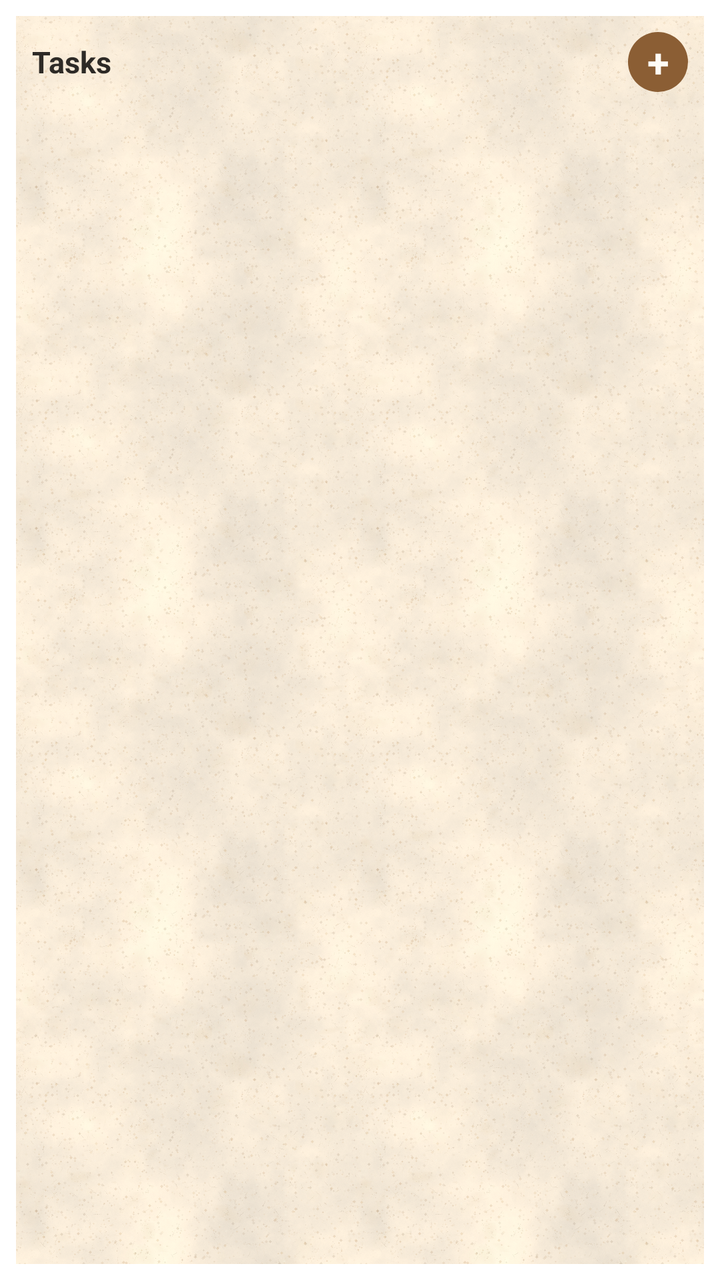
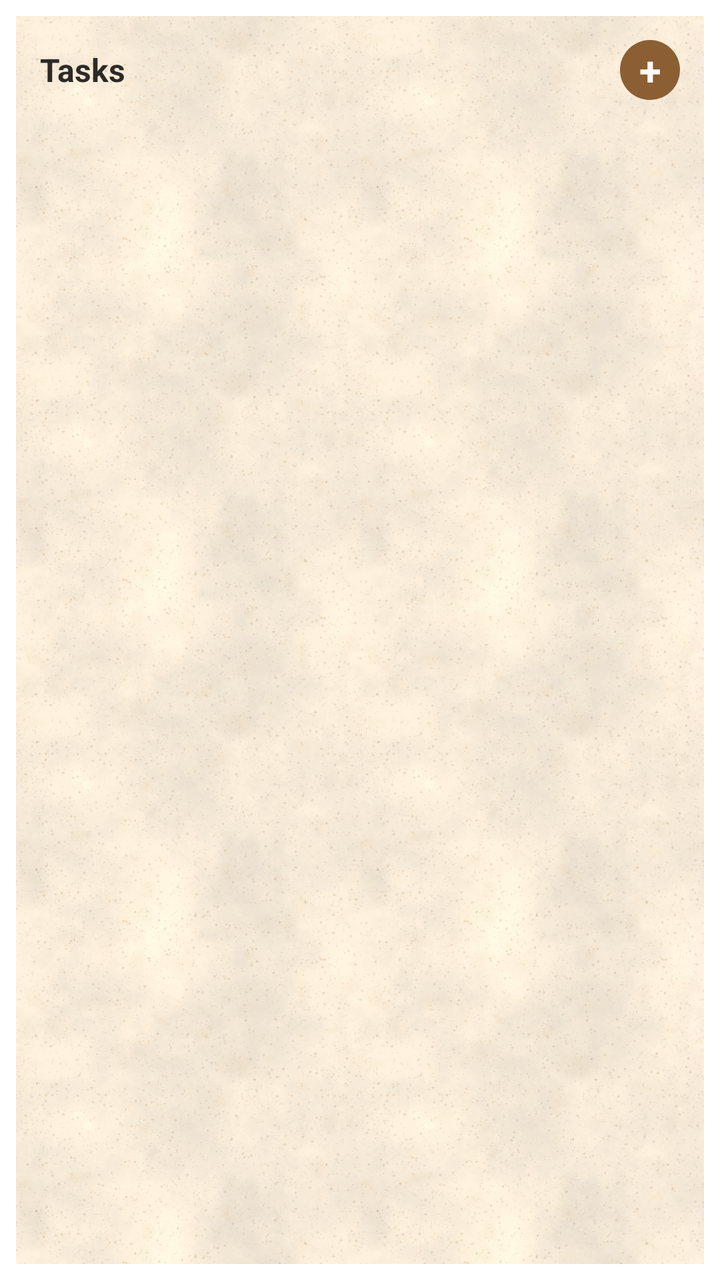

Compare the two renders of this Android layout. The source of the first and the diff that turns it into the second are given below.
<!-- AndroidManifest.xml: fallback theme Theme.MaterialComponents.DayNight.NoActionBar -->
<!-- res/layout/todo_home_widget.xml -->
<?xml version="1.0" encoding="utf-8"?>
<FrameLayout xmlns:android="http://schemas.android.com/apk/res/android"
    android:id="@+id/widgetOuterRoot"
    android:layout_width="match_parent"
    android:layout_height="match_parent">

    <LinearLayout
        android:id="@+id/widgetRoot"
        android:layout_width="match_parent"
        android:layout_height="match_parent"
        android:background="@drawable/todo_home_widget_background"
        android:gravity="top"
        android:orientation="vertical"
        android:padding="@dimen/todo_widget_inner_padding">

        <LinearLayout
            android:id="@+id/widgetHeaderRow"
            android:layout_width="match_parent"
            android:layout_height="wrap_content"
            android:gravity="center_vertical"
            android:orientation="horizontal">

            <TextView
                android:id="@+id/widgetHeaderTitle"
                android:layout_width="0dp"
                android:layout_height="wrap_content"
                android:layout_weight="1"
                android:ellipsize="end"
                android:maxLines="1"
                android:text="@string/todo_home_widget_tasks"
                android:textColor="#2D2A26"
                android:textSize="@dimen/todo_widget_header_text_size"
                android:textStyle="bold" />

            <TextView
                android:id="@+id/widgetAddTaskButton"
                android:layout_width="@dimen/todo_widget_add_button_size"
                android:layout_height="@dimen/todo_widget_add_button_size"
                android:background="@drawable/todo_home_widget_button_background"
                android:contentDescription="@string/todo_home_widget_add_task"
                android:gravity="center"
                android:text="@string/todo_home_widget_add_task_symbol"
                android:textAllCaps="false"
                android:textColor="#FFFCF5"
                android:textSize="@dimen/todo_widget_add_button_text_size"
                android:textStyle="bold" />
        </LinearLayout>

        <ListView
            android:id="@+id/widgetTaskList"
            android:layout_width="match_parent"
            android:layout_height="0dp"
            android:layout_marginTop="@dimen/todo_widget_list_top_margin"
            android:layout_weight="1"
            android:cacheColorHint="@android:color/transparent"
            android:divider="@null"
            android:overScrollMode="never"
            android:scrollbars="none" />

        <TextView
            android:id="@+id/widgetEmptyText"
            android:layout_width="match_parent"
            android:layout_height="0dp"
            android:layout_marginTop="@dimen/todo_widget_list_top_margin"
            android:layout_weight="1"
            android:ellipsize="end"
            android:maxLines="2"
            android:text="@string/todo_home_widget_no_tasks"
            android:textColor="#2D2A26"
            android:textSize="13sp"
            android:visibility="gone" />
    </LinearLayout>
</FrameLayout>
<!-- resources referenced by this layout -->
<resources>
  <dimen name="todo_widget_add_button_size">30dp</dimen>
  <dimen name="todo_widget_add_button_text_size">20sp</dimen>
  <dimen name="todo_widget_header_text_size">15sp</dimen>
  <dimen name="todo_widget_inner_padding">16dp</dimen>
  <dimen name="todo_widget_list_top_margin">10dp</dimen>
  <!-- drawable todo_home_widget_background (drawable) -->
  <?xml version="1.0" encoding="utf-8"?>
  <layer-list xmlns:android="http://schemas.android.com/apk/res/android">
      <item
          android:bottom="8dp"
          android:left="8dp"
          android:right="8dp"
          android:top="8dp">
          <shape>
              <solid android:color="#F6EAD8" />
              <corners android:radius="18dp" />
          </shape>
      </item>
      <item
          android:bottom="8dp"
          android:left="8dp"
          android:right="8dp"
          android:top="8dp">
          <bitmap
              android:alpha="136"
              android:src="@drawable/paper_background_v2"
              android:tileMode="repeat" />
      </item>
  </layer-list>
  <!-- drawable todo_home_widget_button_background (drawable) -->
  <?xml version="1.0" encoding="utf-8"?>
  <shape xmlns:android="http://schemas.android.com/apk/res/android">
      <solid android:color="#8B5E34" />
      <corners android:radius="16dp" />
  </shape>
  <string name="todo_home_widget_add_task">Add task</string>
  <string name="todo_home_widget_add_task_symbol">+</string>
  <string name="todo_home_widget_no_tasks">No open tasks</string>
  <string name="todo_home_widget_tasks">Tasks</string>
  <!-- drawable paper_background_v2: png bitmap (drawable-nodpi, 304289 bytes) -->
</resources>

<!-- the commit's change to res/layout/todo_home_widget.xml (unified diff, before → after) -->
@@ -55,6 +55,8 @@
             android:cacheColorHint="@android:color/transparent"
             android:divider="@null"
             android:overScrollMode="never"
+            android:paddingStart="@dimen/todo_widget_list_horizontal_inset"
+            android:paddingEnd="@dimen/todo_widget_list_horizontal_inset"
             android:scrollbars="none" />
 
         <TextView
@@ -65,6 +67,8 @@
             android:layout_weight="1"
             android:ellipsize="end"
             android:maxLines="2"
+            android:paddingStart="@dimen/todo_widget_list_horizontal_inset"
+            android:paddingEnd="@dimen/todo_widget_list_horizontal_inset"
             android:text="@string/todo_home_widget_no_tasks"
             android:textColor="#2D2A26"
             android:textSize="13sp"
<!-- resource entries referenced after the edit -->
@@ -2,9 +2,10 @@
 <resources>
   <dimen name="todo_widget_add_button_size">30dp</dimen>
   <dimen name="todo_widget_add_button_text_size">20sp</dimen>
-  <dimen name="todo_widget_header_text_size">15sp</dimen>
-  <dimen name="todo_widget_inner_padding">16dp</dimen>
-  <dimen name="todo_widget_list_top_margin">10dp</dimen>
+  <dimen name="todo_widget_header_text_size">16sp</dimen>
+  <dimen name="todo_widget_inner_padding">20dp</dimen>
+  <dimen name="todo_widget_list_horizontal_inset">6dp</dimen>
+  <dimen name="todo_widget_list_top_margin">12dp</dimen>
   <!-- drawable todo_home_widget_background (drawable) -->
   <?xml version="1.0" encoding="utf-8"?>
   <layer-list xmlns:android="http://schemas.android.com/apk/res/android">
